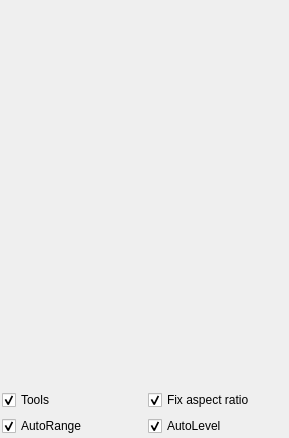
Qt form nplab/instrument/camera/camera_display_scaled.ui (nanophotonics/nplab) before a commit.
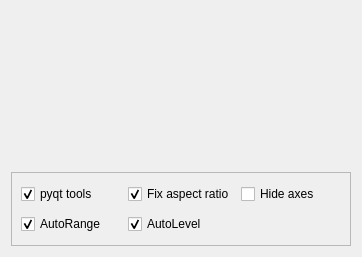
The same form after that commit.

Commit message: Top and right axis can be set and hidden

The edit to the form file:
```diff
--- a/nplab/instrument/camera/camera_display_scaled.ui
+++ b/nplab/instrument/camera/camera_display_scaled.ui
@@ -6,8 +6,8 @@
    <rect>
     <x>0</x>
     <y>0</y>
-    <width>289</width>
-    <height>438</height>
+    <width>362</width>
+    <height>257</height>
    </rect>
   </property>
   <property name="sizePolicy">
@@ -20,72 +20,10 @@
    <string>Form</string>
   </property>
   <layout class="QGridLayout" name="gridLayout_2">
-   <property name="leftMargin">
-    <number>2</number>
-   </property>
-   <property name="topMargin">
-    <number>2</number>
-   </property>
-   <property name="rightMargin">
-    <number>2</number>
-   </property>
-   <property name="bottomMargin">
-    <number>2</number>
-   </property>
-   <item row="2" column="1">
-    <widget class="QCheckBox" name="checkbox_aspectratio">
-     <property name="text">
-      <string>Fix aspect ratio</string>
-     </property>
-     <property name="checked">
-      <bool>true</bool>
-     </property>
-    </widget>
-   </item>
-   <item row="2" column="0">
-    <widget class="QCheckBox" name="checkbox_tools">
-     <property name="text">
-      <string>Tools</string>
-     </property>
-     <property name="checked">
-      <bool>true</bool>
-     </property>
-    </widget>
-   </item>
-   <item row="0" column="0" colspan="2">
-    <widget class="QWidget" name="widget" native="true">
-     <property name="sizePolicy">
-      <sizepolicy hsizetype="Preferred" vsizetype="MinimumExpanding">
-       <horstretch>0</horstretch>
-       <verstretch>0</verstretch>
-      </sizepolicy>
-     </property>
-    </widget>
-   </item>
-   <item row="3" column="0">
-    <widget class="QCheckBox" name="checkbox_autorange">
-     <property name="text">
-      <string>AutoRange</string>
-     </property>
-     <property name="checked">
-      <bool>true</bool>
-     </property>
-    </widget>
-   </item>
-   <item row="3" column="1">
-    <widget class="QCheckBox" name="checkbox_autolevel">
-     <property name="text">
-      <string>AutoLevel</string>
-     </property>
-     <property name="checked">
-      <bool>true</bool>
-     </property>
-    </widget>
-   </item>
-   <item row="1" column="0" colspan="2">
+   <item row="1" column="0">
     <widget class="QLabel" name="label_crosshairpos">
      <property name="sizePolicy">
-      <sizepolicy hsizetype="Minimum" vsizetype="Minimum">
+      <sizepolicy hsizetype="Expanding" vsizetype="Minimum">
        <horstretch>0</horstretch>
        <verstretch>0</verstretch>
       </sizepolicy>
@@ -104,6 +42,107 @@
      </property>
     </widget>
    </item>
+   <item row="2" column="0">
+    <widget class="QFrame" name="frame">
+     <property name="sizePolicy">
+      <sizepolicy hsizetype="Expanding" vsizetype="Minimum">
+       <horstretch>0</horstretch>
+       <verstretch>0</verstretch>
+      </sizepolicy>
+     </property>
+     <property name="frameShape">
+      <enum>QFrame::StyledPanel</enum>
+     </property>
+     <property name="frameShadow">
+      <enum>QFrame::Raised</enum>
+     </property>
+     <layout class="QGridLayout" name="gridLayout">
+      <item row="2" column="1">
+       <widget class="QCheckBox" name="checkbox_aspectratio">
+        <property name="sizePolicy">
+         <sizepolicy hsizetype="Expanding" vsizetype="Minimum">
+          <horstretch>0</horstretch>
+          <verstretch>0</verstretch>
+         </sizepolicy>
+        </property>
+        <property name="text">
+         <string>Fix aspect ratio</string>
+        </property>
+        <property name="checked">
+         <bool>true</bool>
+        </property>
+       </widget>
+      </item>
+      <item row="3" column="0">
+       <widget class="QCheckBox" name="checkbox_autorange">
+        <property name="sizePolicy">
+         <sizepolicy hsizetype="Expanding" vsizetype="Minimum">
+          <horstretch>0</horstretch>
+          <verstretch>0</verstretch>
+         </sizepolicy>
+        </property>
+        <property name="text">
+         <string>AutoRange</string>
+        </property>
+        <property name="checked">
+         <bool>true</bool>
+        </property>
+       </widget>
+      </item>
+      <item row="3" column="1">
+       <widget class="QCheckBox" name="checkbox_autolevel">
+        <property name="sizePolicy">
+         <sizepolicy hsizetype="Expanding" vsizetype="Minimum">
+          <horstretch>0</horstretch>
+          <verstretch>0</verstretch>
+         </sizepolicy>
+        </property>
+        <property name="text">
+         <string>AutoLevel</string>
+        </property>
+        <property name="checked">
+         <bool>true</bool>
+        </property>
+       </widget>
+      </item>
+      <item row="2" column="0">
+       <widget class="QCheckBox" name="checkbox_tools">
+        <property name="sizePolicy">
+         <sizepolicy hsizetype="Expanding" vsizetype="Minimum">
+          <horstretch>0</horstretch>
+          <verstretch>0</verstretch>
+         </sizepolicy>
+        </property>
+        <property name="text">
+         <string>pyqt tools</string>
+        </property>
+        <property name="checked">
+         <bool>true</bool>
+        </property>
+       </widget>
+      </item>
+      <item row="2" column="2">
+       <widget class="QCheckBox" name="checkbox_axes">
+        <property name="sizePolicy">
+         <sizepolicy hsizetype="Expanding" vsizetype="Minimum">
+          <horstretch>0</horstretch>
+          <verstretch>0</verstretch>
+         </sizepolicy>
+        </property>
+        <property name="text">
+         <string>Hide axes</string>
+        </property>
+        <property name="checked">
+         <bool>false</bool>
+        </property>
+       </widget>
+      </item>
+     </layout>
+    </widget>
+   </item>
+   <item row="0" column="0">
+    <widget class="QWidget" name="widget" native="true"/>
+   </item>
   </layout>
  </widget>
  <resources/>
```
The commit also changes 1 other file.
